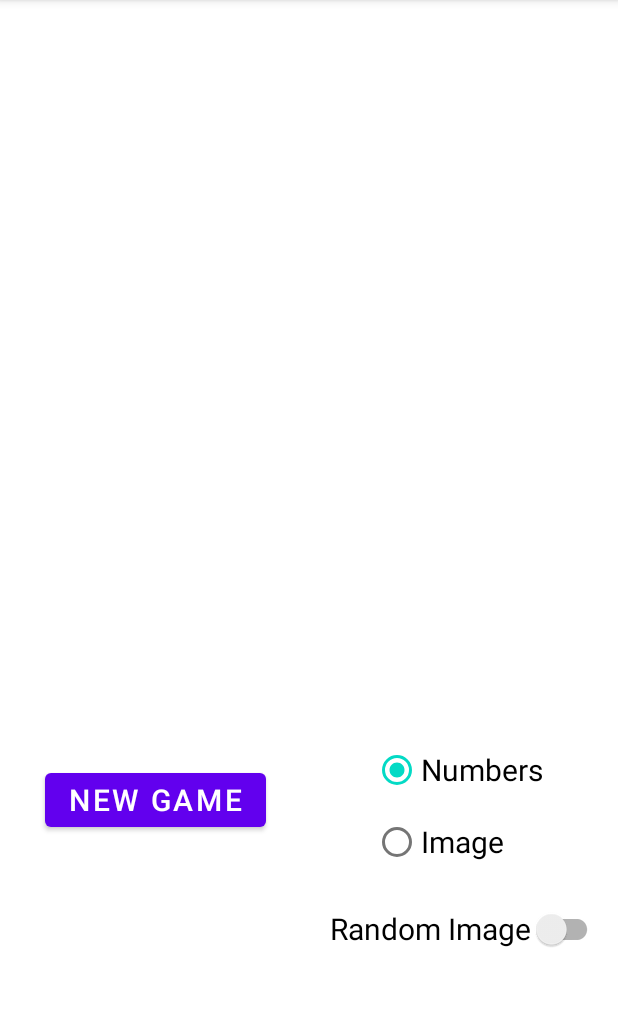
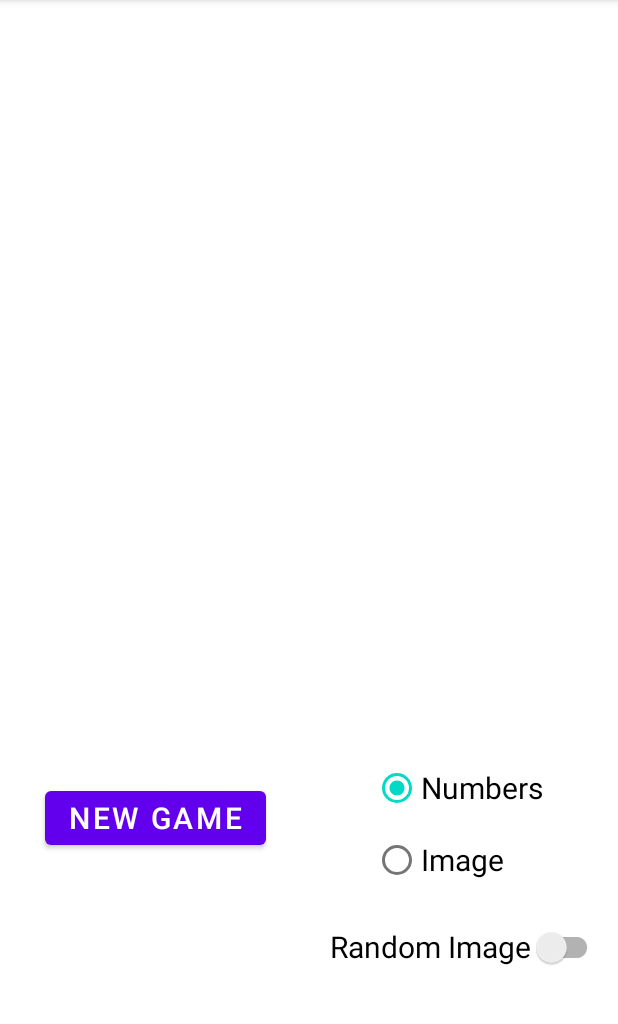
Before and after one commit to mlkrambeer/15Maze, an Android app: the screen it shows after launch (MainActivity), on a phone screen of 412 x 824 dp, the part 84-1108 px from its top. Run offline under Robolectric (Android 15) with nearby library versions, the phone set to English and light mode, and no system bars.

Commit message:
Improved look of number game in night mode.  Fixed tile container to have 1:1 dimension ratio.  Added an icon for the app.

```diff
--- a/app/src/main/AndroidManifest.xml
+++ b/app/src/main/AndroidManifest.xml
@@ -4,9 +4,8 @@
 
     <application
         android:allowBackup="true"
-        android:icon="@mipmap/ic_launcher"
+        android:icon="@mipmap/app_icon"
         android:label="@string/app_name"
-        android:roundIcon="@mipmap/ic_launcher_round"
         android:supportsRtl="true"
         android:theme="@style/Theme.15Maze">
         <activity android:name=".MainActivity"
--- a/app/src/main/java/edu/coe/krambeer/a15maze/ImageTileView.kt
+++ b/app/src/main/java/edu/coe/krambeer/a15maze/ImageTileView.kt
@@ -49,8 +49,6 @@ class ImageTileView(context: Context?, @DrawableRes picture: Int, private var xC
 
         val image = getDrawable(resources, picture, resources.newTheme())!!
         val bitmap = image.toBitmap()
-
-        //val bitmap = BitmapFactory.decodeResource(resources, picture)  //this way of doing it is waaaay slower apparently
 
         val imageWidth = bitmap.width / 4
         val imageHeight = bitmap.height / 4
--- a/app/src/main/java/edu/coe/krambeer/a15maze/MainActivity.kt
+++ b/app/src/main/java/edu/coe/krambeer/a15maze/MainActivity.kt
@@ -31,21 +31,27 @@ class MainActivity : AppCompatActivity(), TileViewListener, ImageTileViewListene
 
     private var enableRandomPicture = true
     private var picture: Int = R.drawable.gingkotree //default image
-//    private val allPictures: Array<Int> = arrayOf(R.drawable.animals,    R.drawable.babby,           R.drawable.beatificvision,
-//                                                  R.drawable.chef,       R.drawable.cliffsofdover,   R.drawable.criticalmoments,
-//                                                  R.drawable.dogecoin,
-//                                                  R.drawable.doggarlic,  R.drawable.ducks,           R.drawable.gingkotree,
-//                                                  R.drawable.glacier,    R.drawable.illusion,        R.drawable.mandelbrot,
-//                                                  R.drawable.mugiwara,   R.drawable.pamukkale,       R.drawable.pantanal,
-//                                                  R.drawable.pizza,      R.drawable.pucci,           R.drawable.shiptonscave,
-//                                                  R.drawable.supermoon,  R.drawable.sushi,           R.drawable.tree)
 
-    //will use this array for presentation on Friday
-    private val allPictures: Array<Int> = arrayOf(R.drawable.coecollege3, R.drawable.mandelbrot, R.drawable.criticalmoments, R.drawable.pantanal)
+    //my array
+    private val allPictures: Array<Int> = arrayOf(R.drawable.animals,    R.drawable.babby,           R.drawable.beatificvision,
+                                                  R.drawable.chef,       R.drawable.cliffsofdover,   R.drawable.criticalmoments,
+                                                  R.drawable.dogecoin,
+                                                  R.drawable.doggarlic,  R.drawable.ducks,           R.drawable.gingkotree,
+                                                  R.drawable.glacier,    R.drawable.illusion,        R.drawable.mandelbrot,
+                                                  R.drawable.mugiwara,   R.drawable.pamukkale,       R.drawable.pantanal,
+                                                  R.drawable.pizza,      R.drawable.pucci,           R.drawable.shiptonscave,
+                                                  R.drawable.supermoon,  R.drawable.sushi,           R.drawable.tree)
+
+    //mom's array
+//    private val allPictures: Array<Int> = arrayOf(R.drawable.tomhanks,  R.drawable.cliffsofdover, R.drawable.criticalmoments,
+//                                                  R.drawable.pamukkale, R.drawable.pantanal,      R.drawable.gingkotree)
+
 
     override fun onCreate(savedInstanceState: Bundle?) {
         super.onCreate(savedInstanceState)
         setContentView(R.layout.activity_main)
+
+        container = findViewById(R.id.container)
 
         newGameButton = findViewById(R.id.newGame)
         newGameButton.setOnClickListener{ gameSelector() }
@@ -58,6 +64,8 @@ class MainActivity : AppCompatActivity(), TileViewListener, ImageTileViewListene
 
         val prefs = getPreferences(Context.MODE_PRIVATE)
         picture = prefs.getInt("LAST_IMAGE", picture)
+
+
     }
 
     override fun onStop() {
@@ -79,7 +87,6 @@ class MainActivity : AppCompatActivity(), TileViewListener, ImageTileViewListene
         gameDone = false
         getValidRandomOrder()
         winText.text = ""
-        container = findViewById(R.id.container)
         container.removeAllViews()
         allImageTiles = ArrayList()
 
@@ -93,7 +100,7 @@ class MainActivity : AppCompatActivity(), TileViewListener, ImageTileViewListene
             if(randomOrder[i] == 16)
                 continue
 
-            val tileView = ImageTileView(this, picture, (i%4), i/4, randomOrder[i], i)
+            val tileView = ImageTileView(this, picture, i%4, i/4, randomOrder[i], i)
             tileView.addListener(this)
             val params = FrameLayout.LayoutParams(tileSize, tileSize)
             params.leftMargin = (i%4) * tileSize
@@ -115,7 +122,6 @@ class MainActivity : AppCompatActivity(), TileViewListener, ImageTileViewListene
     private fun newGame(){
         getValidRandomOrder()
         winText.text = ""
-        container = findViewById(R.id.container)
         container.removeAllViews()
         allTiles = ArrayList()
         width = container.size
--- a/app/src/main/java/edu/coe/krambeer/a15maze/TileView.kt
+++ b/app/src/main/java/edu/coe/krambeer/a15maze/TileView.kt
@@ -1,12 +1,15 @@
 package edu.coe.krambeer.a15maze
 
 import android.content.Context
+import android.content.res.Configuration
 import android.graphics.Canvas
 import android.graphics.Color
 import android.graphics.Paint
+import android.os.Build
 import android.util.Log
 import android.view.MotionEvent
 import android.view.View
+import androidx.annotation.RequiresApi
 import java.lang.Math.pow
 import kotlin.math.abs
 import kotlin.math.pow
@@ -39,7 +42,11 @@ class TileView(context: Context?, private val tile: Tile, private var xCord: Int
     override fun onDraw(canvas: Canvas?) {
         super.onDraw(canvas)
 
-        painter.color = Color.BLACK
+        val mode = context.resources.configuration.uiMode.and(Configuration.UI_MODE_NIGHT_MASK)
+        if(mode == Configuration.UI_MODE_NIGHT_YES)
+            painter.color = Color.WHITE
+        else
+            painter.color = Color.BLACK
         if(isCorrectSpot())
             painter.color = Color.RED
         painter.style = Paint.Style.STROKE
--- a/app/src/main/res/layout/activity_main.xml
+++ b/app/src/main/res/layout/activity_main.xml
@@ -9,7 +9,8 @@
     <FrameLayout
         android:id="@+id/container"
         android:layout_width="match_parent"
-        android:layout_height="400dp"
+        android:layout_height="0dp"
+        app:layout_constraintDimensionRatio="1:1"
         app:layout_constraintStart_toStartOf="parent"
         app:layout_constraintTop_toTopOf="parent" />
 
@@ -22,7 +23,7 @@
         android:layout_marginLeft="135dp"
         android:layout_marginTop="15dp"
         android:text=""
-        android:textSize="36sp"
+        android:textSize="36dp"
         app:layout_constraintStart_toStartOf="parent"
         app:layout_constraintTop_toBottomOf="@+id/container"
         tools:text="You Win!" />
@@ -43,7 +44,7 @@
                 android:layout_width="wrap_content"
                 android:layout_height="wrap_content"
                 android:text="@string/new_game2"
-                android:textSize="20sp"
+                android:textSize="20dp"
                 app:layout_constraintTop_toTopOf="parent"
                 app:layout_constraintLeft_toLeftOf="parent"
                 android:layout_marginTop="30dp"
@@ -65,14 +66,14 @@
                 <RadioButton
                     android:id="@+id/numbers"
                     android:text="@string/numbers"
-                    android:textSize="20sp"
+                    android:textSize="20dp"
                     android:layout_width="wrap_content"
                     android:layout_height="wrap_content"/>
 
                 <RadioButton
                     android:id="@+id/image"
                     android:text="@string/image"
-                    android:textSize="20sp"
+                    android:textSize="20dp"
                     android:layout_width="wrap_content"
                     android:layout_height="wrap_content"/>
 
@@ -81,7 +82,7 @@
             <androidx.appcompat.widget.SwitchCompat
                 android:id="@+id/toggleRandom"
                 android:text="@string/random_image"
-                android:textSize="20sp"
+                android:textSize="20dp"
                 android:checked="false"
                 android:layout_width="wrap_content"
                 android:layout_height="wrap_content"
```
Also changed, not shown: app/src/main/res/drawable/appicon.png (added), app/src/main/res/mipmap-hdpi/app_icon.png (added), app/src/main/res/mipmap-mdpi/app_icon.png (added), app/src/main/res/mipmap-xhdpi/app_icon.png (added), app/src/main/res/mipmap-xxhdpi/app_icon.png (added), app/src/main/res/mipmap-xxxhdpi/app_icon.png (added).
